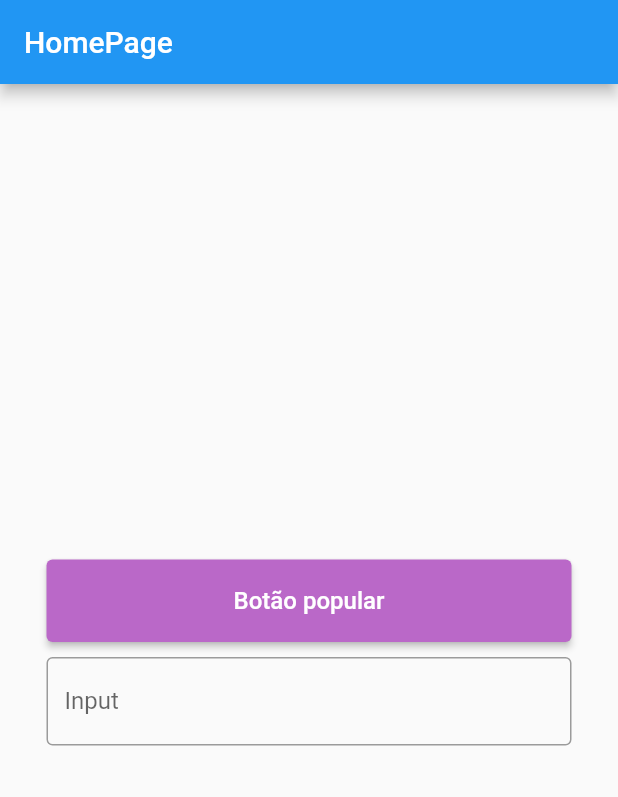
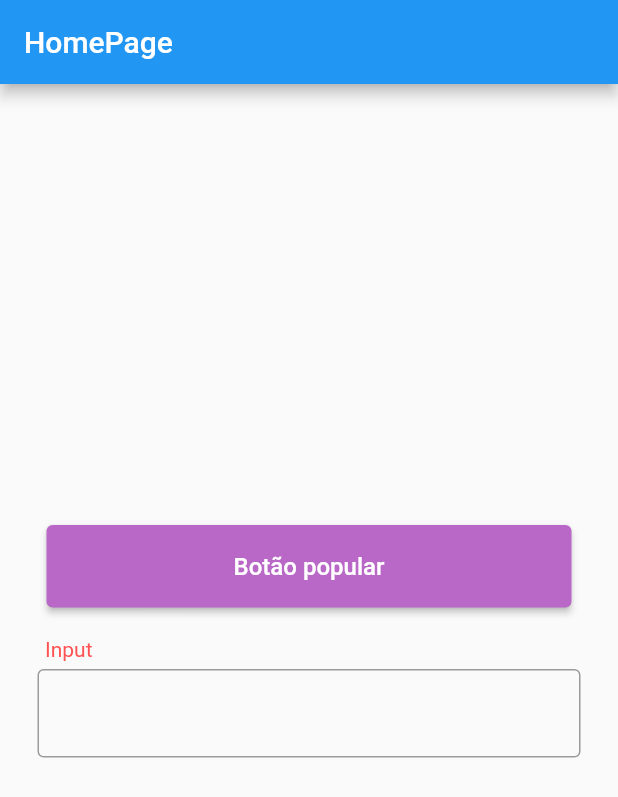
Before and after one commit to LuizFelipeMisseno/wedding_list, a Flutter app: the screen it shows after launch, on a phone screen of 412 x 824 dp. Shown: the top 797 px of the screen. Run offline on Flutter 3.47's test engine with Material 2 defaults, Android fonts, the phone set to English and light mode, and no system bars; our stand-ins replace dartz, equatable, firebase_core, flutter_modular; accounts and stored records are empty; Roboto replaces fonts that are missing (Poppins).

Commit message:
fisrt commit

```diff
--- a/lib/core/widgets/popular_input.dart
+++ b/lib/core/widgets/popular_input.dart
@@ -8,13 +8,37 @@ class PopularInput extends StatelessWidget {
   @override
   Widget build(BuildContext context) {
     return Container(
-      margin: const EdgeInsets.all(10),
-      width: 350,
-      child: TextFormField(
-        decoration: InputDecoration(
-          labelText: labelText,
-          border: OutlineInputBorder(), // Define o formato da caixa do input
-        ),
+      padding: const EdgeInsets.all(20),
+      constraints: BoxConstraints(maxWidth: 700, minWidth: 350),
+      child: Column(
+        crossAxisAlignment: CrossAxisAlignment.start,
+        children: [
+          Padding(
+            padding: const EdgeInsets.only(left: 10),
+            child: Text(
+              labelText,
+              style: const TextStyle(
+                fontFamily: 'Poppins',
+                color: Colors.redAccent,
+              ),
+            ),
+          ),
+          Padding(
+            padding: const EdgeInsets.all(5),
+            child: TextFormField(
+              decoration: const InputDecoration(
+                  labelText: '',
+                  border: OutlineInputBorder(
+                      borderSide: BorderSide(
+                    color: Colors.redAccent,
+                  )),
+                  focusedBorder: OutlineInputBorder(
+                      borderSide: BorderSide(
+                    color: Colors.redAccent,
+                  ))),
+            ),
+          ),
+        ],
       ),
     );
   }
```
